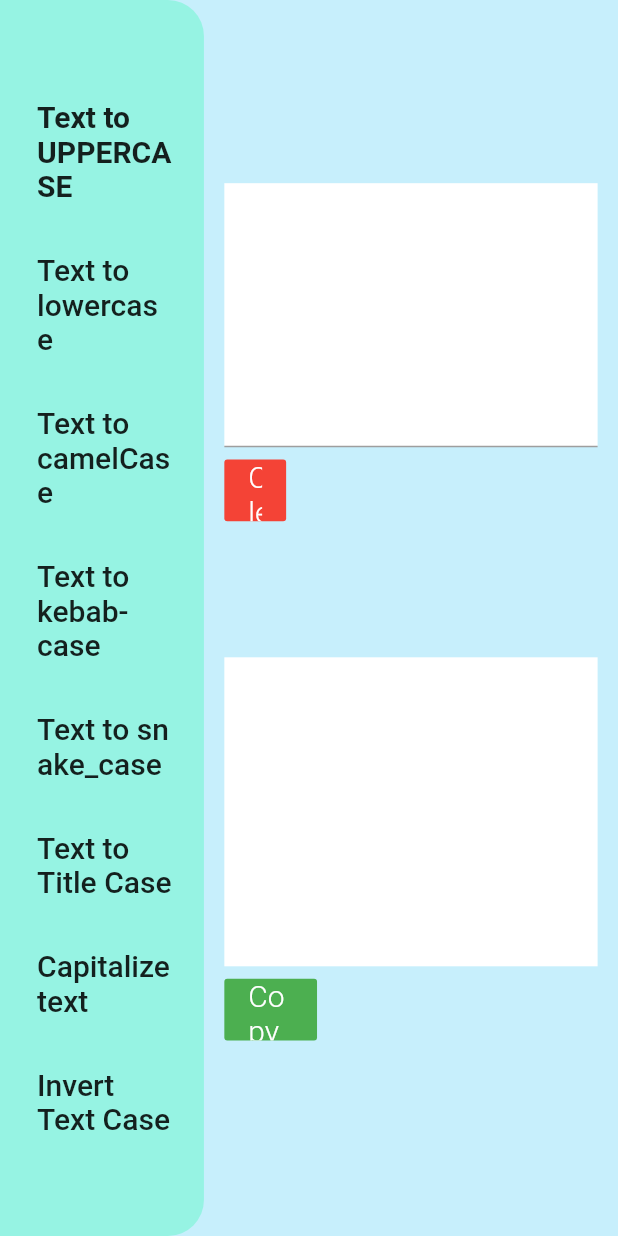
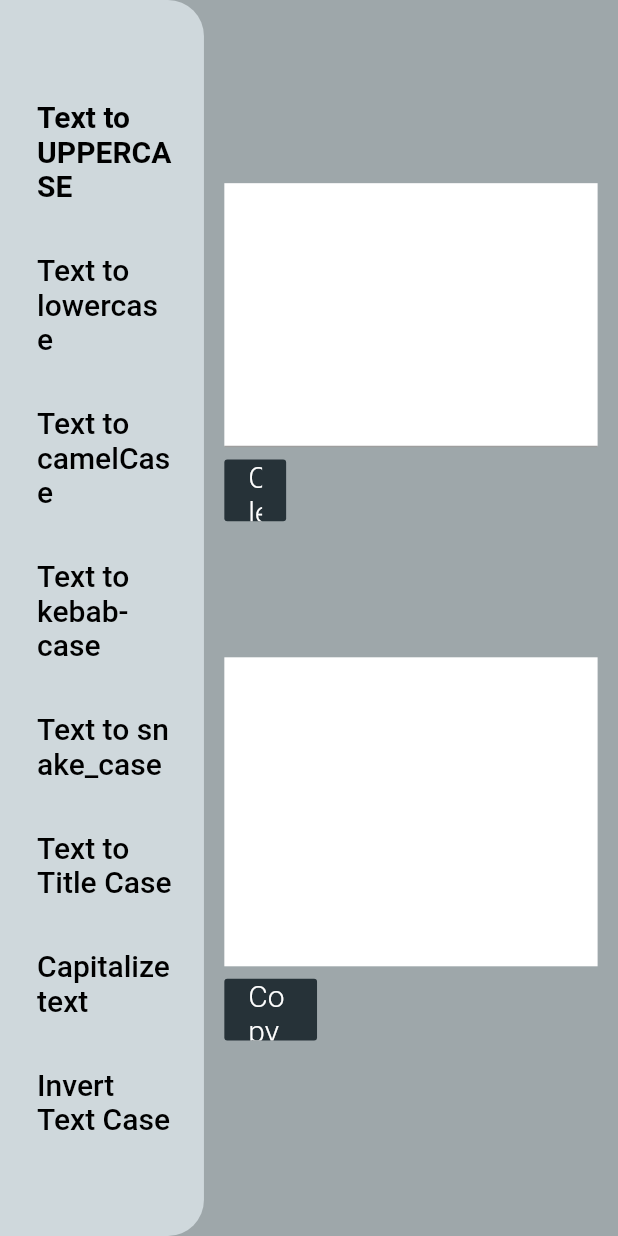
Before and after one commit to adaojreess/Text-Tools, a Flutter app: the screen it shows after launch, on a phone screen of 412 x 824 dp. Run offline on Flutter 3.47's test engine with Material 2 defaults, Android fonts, the phone set to English and light mode, and no system bars.

Commit message:
new theme

```diff
--- a/lib/app/views/content/components/result_component.dart
+++ b/lib/app/views/content/components/result_component.dart
@@ -2,6 +2,7 @@ import 'package:flutter/cupertino.dart';
 import 'package:flutter/material.dart';
 import 'package:provider/provider.dart';
 import 'package:text_tools/app/controllers/app_controller.dart';
+import 'package:text_tools/core/theme/app_colors.dart';
 import 'package:text_tools/core/theme/app_typography.dart';
 
 class ResultComponent extends StatelessWidget {
@@ -21,6 +22,7 @@ class ResultComponent extends StatelessWidget {
           color: Colors.white,
           child: SingleChildScrollView(
             child: Column(
+              crossAxisAlignment: CrossAxisAlignment.start,
               children: [
                 Consumer<AppController>(
                   builder: (_, appController, child) =>
@@ -43,7 +45,7 @@ class ResultComponent extends StatelessWidget {
                 'Copy',
                 style: AppTypography.copyTextButton(context),
               ),
-              color: Colors.green,
+              color: AppColors.buttonColor,
             ),
           ),
         )
--- a/lib/app/views/content/components/text_field_component.dart
+++ b/lib/app/views/content/components/text_field_component.dart
@@ -1,4 +1,5 @@
 import 'package:flutter/material.dart';
+import 'package:text_tools/core/theme/app_colors.dart';
 import 'package:text_tools/core/theme/app_typography.dart';
 
 class TextFieldComponent extends StatelessWidget {
@@ -17,8 +18,20 @@ class TextFieldComponent extends StatelessWidget {
       children: [
         Container(
           color: Colors.white,
-          child: Expanded(
+          child: Theme(
+            data: ThemeData(
+              focusColor: AppColors.buttonColor,
+            ),
             child: TextField(
+              cursorColor: AppColors.buttonColor,
+              decoration: InputDecoration(
+                border: UnderlineInputBorder(
+                  borderSide: BorderSide(color: AppColors.buttonColor),
+                ),
+                focusedBorder: UnderlineInputBorder(
+                  borderSide: BorderSide(color: AppColors.buttonColor),
+                ),
+              ),
               controller: controller,
               keyboardType: TextInputType.multiline,
               maxLines: 8,
@@ -39,7 +52,7 @@ class TextFieldComponent extends StatelessWidget {
                 'Clear',
                 style: AppTypography.clearTextButton(context),
               ),
-              color: Colors.red,
+              color: AppColors.buttonColor,
             ),
           ),
         ),
--- a/lib/core/theme/app_colors.dart
+++ b/lib/core/theme/app_colors.dart
@@ -1,7 +1,8 @@
 import 'package:flutter/material.dart';
 
 class AppColors {
-  static Color get primaryColor => Color(0xFF96F3E3);
-  static Color get secondaryColor => Color(0xFFC7EFFC);
-  static Color get unfocusColor => Color(0xFFC4C4C4);
+  static Color get primaryColor => Color(0xFFCFD8DC);
+  static Color get secondaryColor => Color(0xFF9EA7AA);
+  static Color get unfocusColor => Color(0xFFFFFFFF);
+  static Color get buttonColor => Color(0xFF263238);
 }
--- a/lib/core/theme/app_typography.dart
+++ b/lib/core/theme/app_typography.dart
@@ -2,7 +2,9 @@ import 'package:flutter/material.dart';
 
 class AppTypography {
   static TextStyle? toolsText(BuildContext context) {
-    return Theme.of(context).textTheme.headline6;
+    return Theme.of(context).textTheme.headline6!.copyWith(
+          color: Colors.black,
+        );
   }
 
   static TextStyle? toolsSelectedText(BuildContext context) {
```
